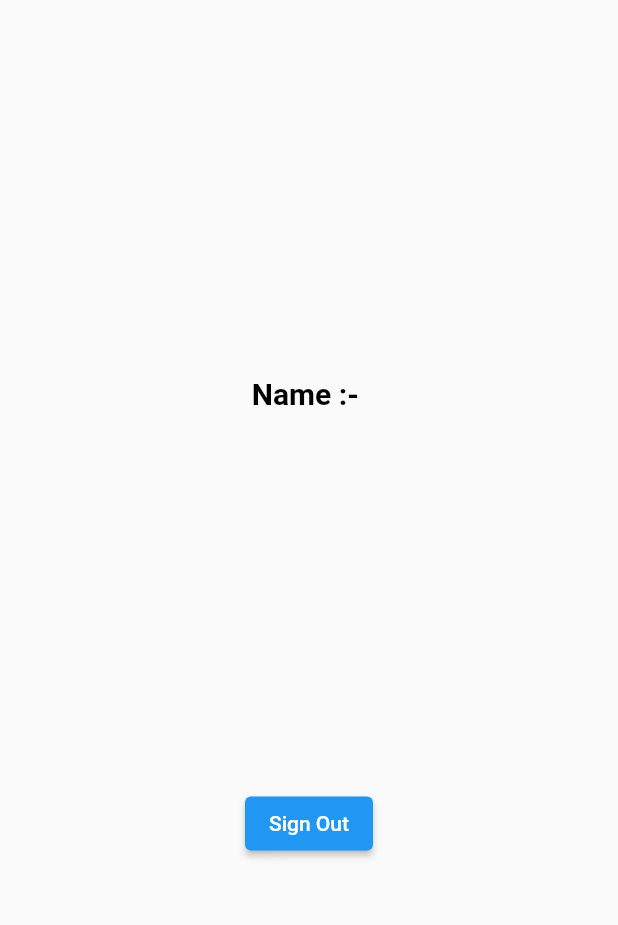
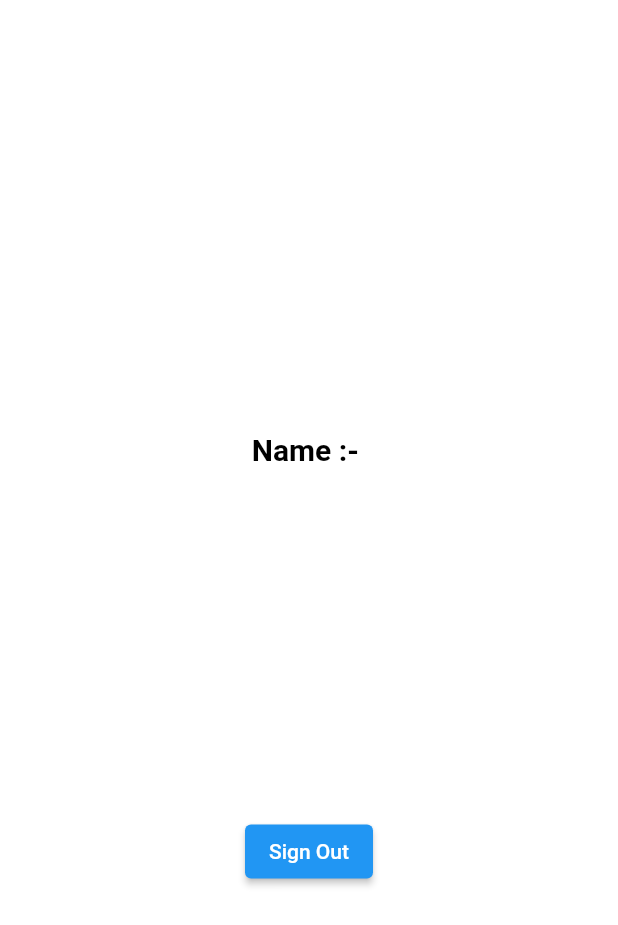
Before and after one commit to mraj555/e-commerce, a Flutter app: the screen it shows once a user with an empty profile is signed in, on a phone screen of 412 x 824 dp. Shown: the top 925 px of the screen. Run offline on Flutter 3.47's test engine with Material 2 defaults, Android fonts, the phone set to English and light mode, and no system bars; drawn by our look-alikes of flutter_zoom_drawer; our stand-ins replace cloud_firestore, device_preview, firebase_auth, firebase_core, google_fonts, google_sign_in and 2 more; missing offline and left inert: flutter_facebook_auth; accounts and stored records are empty.

```diff
--- a/lib/home_page.dart
+++ b/lib/home_page.dart
@@ -1,9 +1,9 @@
 import 'package:firebase_auth/firebase_auth.dart';
-import 'package:flutter/cupertino.dart';
 import 'package:flutter/material.dart';
-import 'package:flutter_facebook_auth/flutter_facebook_auth.dart';
-import 'package:google_sign_in/google_sign_in.dart';
-import 'package:project/User%20Details/log_in.dart';
+import 'package:flutter_zoom_drawer/flutter_zoom_drawer.dart';
+import 'package:project/main_screen.dart';
+
+import 'drawer_screen.dart';
 
 class HomePage extends StatefulWidget {
   const HomePage({Key? key}) : super(key: key);
@@ -20,36 +20,15 @@ class _HomePageState extends State<HomePage> {
   Widget build(BuildContext context) {
     return SafeArea(
       child: Scaffold(
-        body: Container(
-          alignment: Alignment.center,
-          child: Column(
-            mainAxisAlignment: MainAxisAlignment.spaceEvenly,
-            children: [
-              Text(
-                'Name :- ${user?.displayName}',
-                style: TextStyle(
-                  color: Colors.black,
-                  fontSize: 20,
-                  fontWeight: FontWeight.bold,
-                ),
-              ),
-              ElevatedButton(
-                onPressed: () async {
-                  await GoogleSignIn().signOut();
-                  await FacebookAuth.instance.logOut();
-                  await FirebaseAuth.instance.signOut();
-                  Navigator.of(context).pushReplacement(
-                    MaterialPageRoute(
-                      builder: (context) => LogIn(),
-                    ),
-                  );
-                },
-                child: Text('Sign Out'),
-              ),
-            ],
-          ),
-        ),
+      body: ZoomDrawer(
+        mainScreen: MainScreen(),
+        menuScreen: DrawerScreen(),
+        menuBackgroundColor: Colors.black,
+        showShadow: true,
+        borderRadius: 20,
+        angle: 0.0,
+        shadowLayer1Color: Colors.transparent,
       ),
-    );
+    ),);
   }
 }
--- /dev/null
+++ b/lib/main_screen.dart
@@ -0,0 +1,58 @@
+import 'package:firebase_auth/firebase_auth.dart';
+import 'package:flutter/material.dart';
+import 'package:flutter_facebook_auth/flutter_facebook_auth.dart';
+import 'package:google_sign_in/google_sign_in.dart';
+import 'package:project/User%20Details/log_in.dart';
+
+class MainScreen extends StatefulWidget {
+  const MainScreen({Key? key}) : super(key: key);
+
+  @override
+  State<MainScreen> createState() => _MainScreenState();
+}
+
+class _MainScreenState extends State<MainScreen> {
+  var user = FirebaseAuth.instance.currentUser;
+
+  @override
+  Widget build(BuildContext context) {
+    return Scaffold(
+      backgroundColor: Colors.white,
+      appBar: AppBar(
+        backgroundColor: Colors.transparent,
+        shadowColor: Colors.transparent,
+        leading: Icon(Icons.menu),
+        actions: [Icon(Icons.search)],
+      ),
+      body: Container(
+        alignment: Alignment.center,
+        child: Column(
+          mainAxisAlignment: MainAxisAlignment.spaceEvenly,
+          children: [
+            Text(
+              'Name :- ${user?.displayName}',
+              style: const TextStyle(
+                color: Colors.black,
+                fontSize: 20,
+                fontWeight: FontWeight.bold,
+              ),
+            ),
+            ElevatedButton(
+              onPressed: () async {
+                await GoogleSignIn().signOut();
+                await FacebookAuth.instance.logOut();
+                await FirebaseAuth.instance.signOut();
+                Navigator.of(context).pushReplacement(
+                  MaterialPageRoute(
+                    builder: (context) => const LogIn(),
+                  ),
+                );
+              },
+              child: const Text('Sign Out'),
+            ),
+          ],
+        ),
+      ),
+    );
+  }
+}
--- a/pubspec.yaml
+++ b/pubspec.yaml
@@ -45,6 +45,7 @@ dependencies:
   google_sign_in: ^5.2.4
   http: ^0.13.4
   flutter_facebook_auth: ^4.2.1
+  flutter_zoom_drawer: ^3.0.1
 
 dev_dependencies:
   flutter_test:
```
Also changed, not shown: lib/drawer_screen.dart (added, +20 -0 lines), pubspec.lock.
